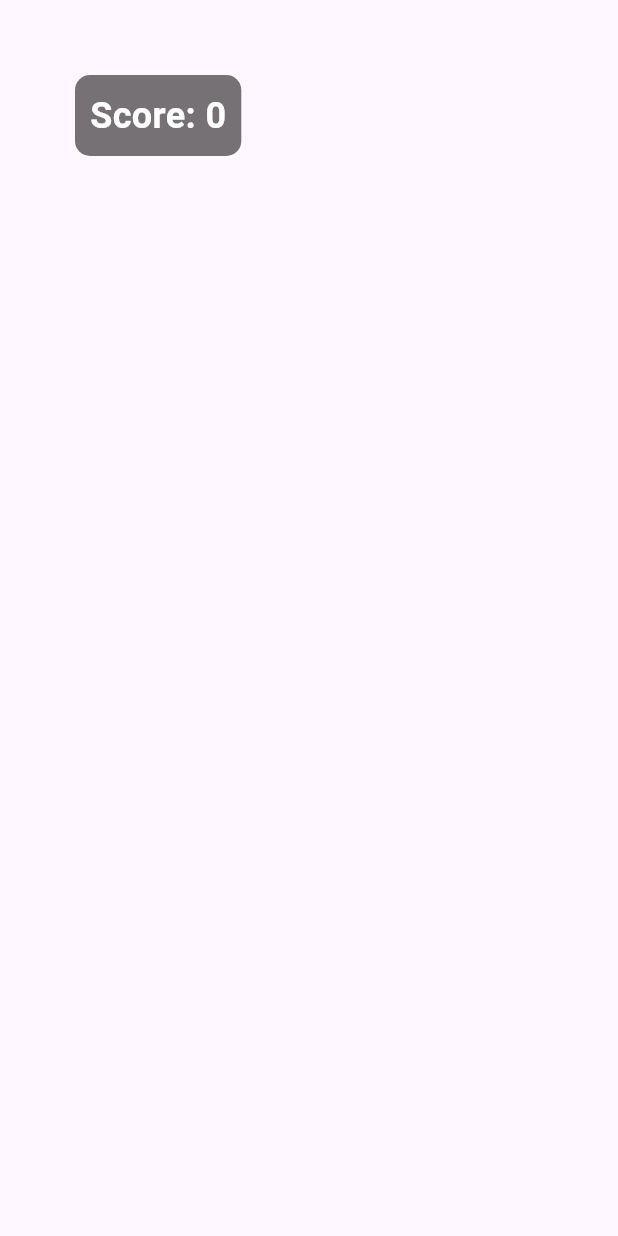
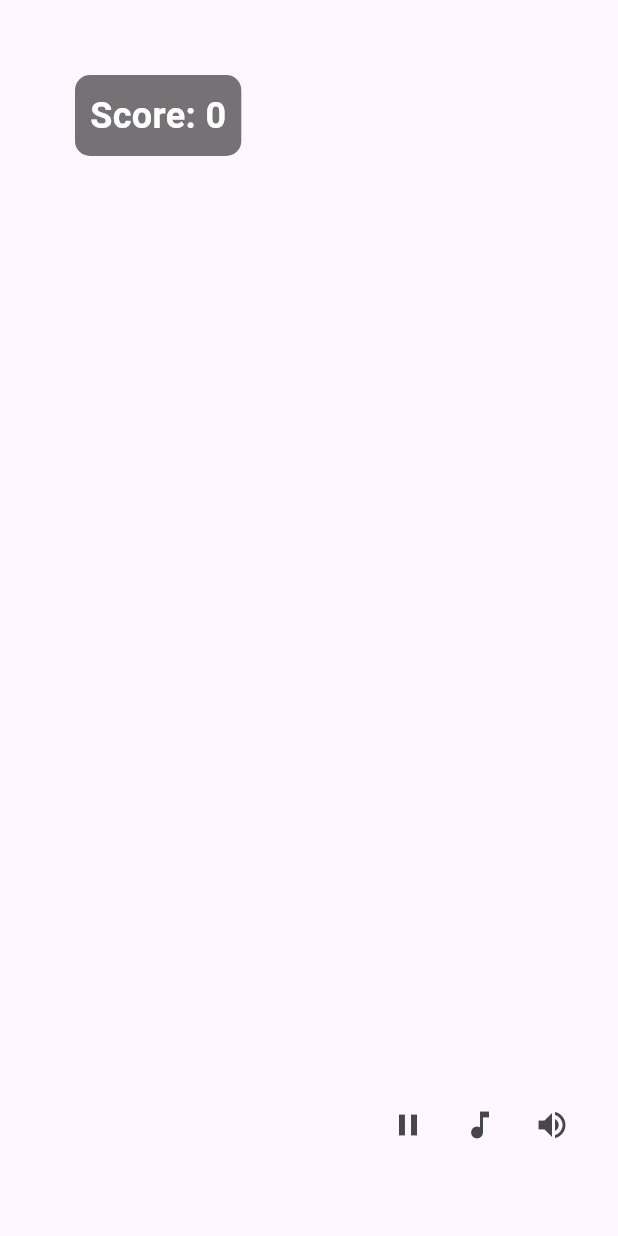
Before and after one commit to KishiEdward/dart_catchfruit, a Flutter app: the screen it shows after launch, on a phone screen of 412 x 824 dp. Run offline on Flutter 3.47's test engine with Material 3 defaults, Android fonts, the phone set to English and light mode, and no system bars.

Commit message:
membuat tampilan baru

```diff
--- a/lib/main.dart
+++ b/lib/main.dart
@@ -50,7 +50,21 @@ class _GameScreenState extends State<GameScreen> {
                 ),
               ),
             ),
-          )
+          ),
+          Positioned(
+            bottom: 50,
+            right: 20,
+            child: Row(
+              children: [
+                IconButton(icon: const Icon(Icons.pause), onPressed: () {}),
+                IconButton(
+                  icon: const Icon(Icons.music_note),
+                  onPressed: () {},
+                ),
+                IconButton(icon: const Icon(Icons.volume_up), onPressed: () {}),
+              ],
+            ),
+          ),
         ],
       ),
     );
```
